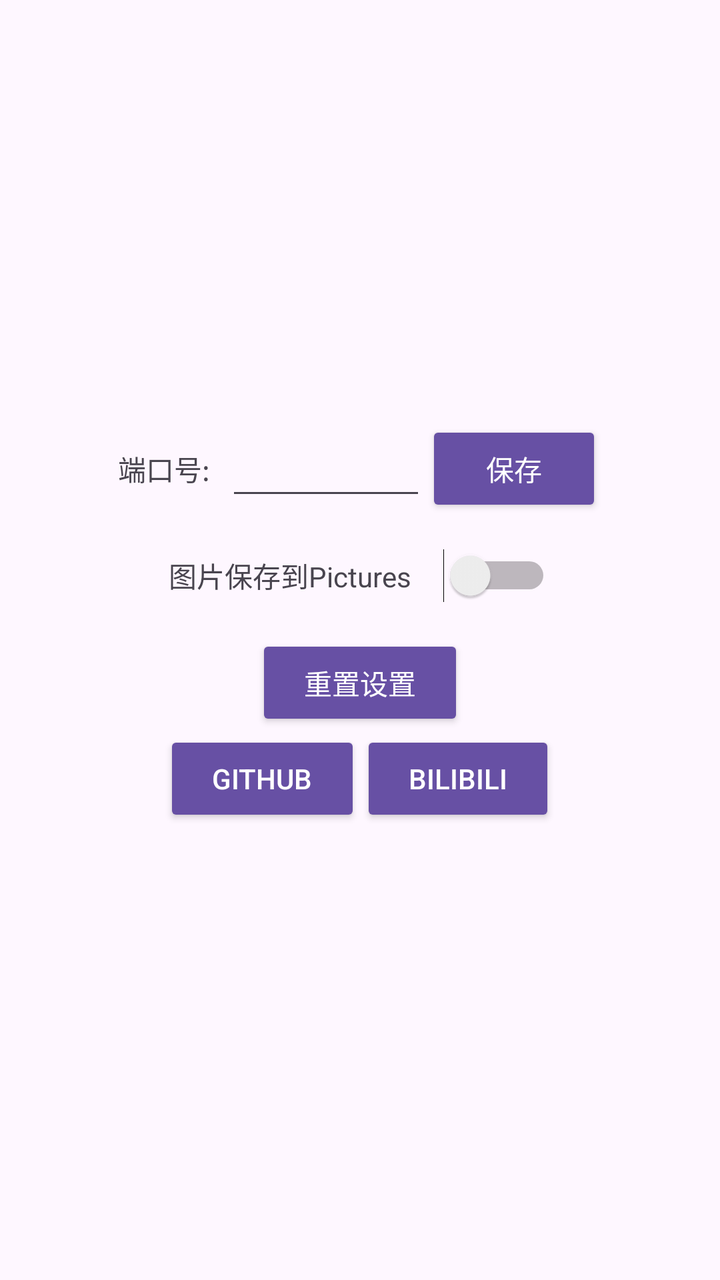
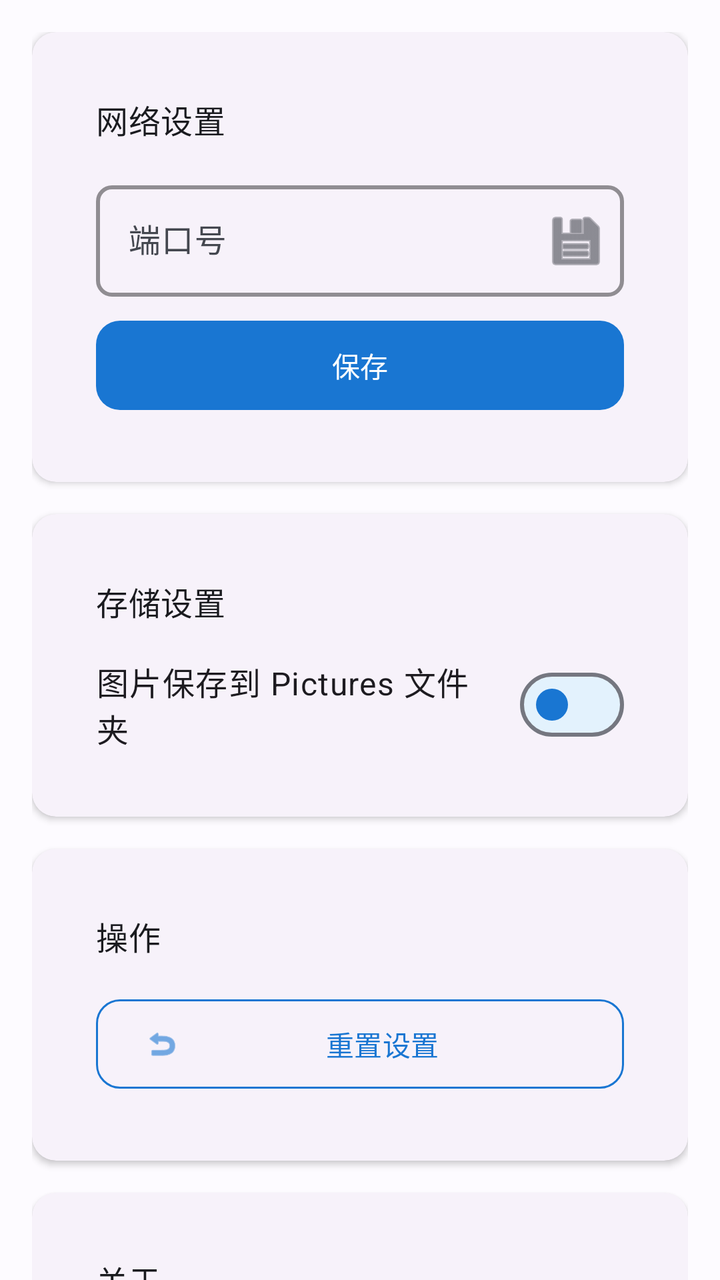

Screens rendered from an Android XML layout before and after an edit, with the pre-edit source and the edit as a unified diff.
<!-- AndroidManifest.xml: application theme Theme.LocalDrop -->
<!-- res/layout/activity_setting.xml -->
<?xml version="1.0" encoding="utf-8"?>
<LinearLayout
    xmlns:android="http://schemas.android.com/apk/res/android"
    xmlns:app="http://schemas.android.com/apk/res-auto"
    android:layout_width="match_parent"
    android:layout_height="match_parent"
    android:orientation="vertical"
    android:gravity="center"
    android:padding="16dp">
    <LinearLayout
        android:layout_width="match_parent"
        android:layout_height="wrap_content"
        android:orientation="horizontal"
        android:gravity="center"
        android:layout_marginBottom="16dp">

        <TextView
            android:layout_width="wrap_content"
            android:layout_height="wrap_content"
            android:text="端口号:"
            android:layout_marginEnd="8dp"/>

        <EditText
            android:id="@+id/et_port"
            android:layout_width="100dp"
            android:layout_height="wrap_content"
            android:inputType="number"
            android:maxLength="5"/>
        
        <Button
            android:id="@+id/btn_save_port"
            android:layout_width="wrap_content"
            android:layout_height="wrap_content"
            android:text="保存"

            style="@style/Widget.AppCompat.Button.Colored"/>
    </LinearLayout>
    <LinearLayout
        android:layout_width="match_parent"
        android:layout_height="wrap_content"
        android:orientation="horizontal"
        android:gravity="center"
        android:layout_marginBottom="16dp">
        <TextView
            android:layout_width="wrap_content"
            android:layout_height="wrap_content"
            android:text="图片保存到Pictures"
            android:layout_marginEnd="8dp"/>
        <Switch
            android:id="@+id/switch_save_to_pictures"
            android:layout_width="wrap_content"
            android:layout_height="wrap_content"
            android:layout_marginStart="8dp"
            />
    </LinearLayout>
    <Button
        android:id="@+id/btn_resetToDefault"
        android:layout_width="wrap_content"
        android:layout_height="wrap_content"
        android:text="重置设置"
        style="@style/Widget.AppCompat.Button.Colored"/>
    <LinearLayout
        android:layout_width="match_parent"
        android:layout_height="wrap_content"
        android:orientation="horizontal"
        android:gravity="center"
        android:layout_marginBottom="16dp">
    
    <Button
        android:id="@+id/btn_github"
        android:layout_width="wrap_content"
        android:layout_height="wrap_content"
        android:text="GitHub"
        style="@style/Widget.AppCompat.Button.Colored"/>

    
    <Button
        android:id="@+id/btn_bilibili"
        android:layout_width="wrap_content"
        android:layout_height="wrap_content"
        android:text="Bilibili"
        style="@style/Widget.AppCompat.Button.Colored"/>
    </LinearLayout>

</LinearLayout>
<!-- resources referenced by this layout -->
<resources>
  <style name="Base.Theme.LocalDrop" parent="Theme.Material3.DayNight.NoActionBar">
          
          
      </style>
  <!-- unchanged entries left out for length: 1 -->
</resources>

<!-- the commit's change to res/layout/activity_setting.xml (unified diff, before → after) -->
@@ -1,85 +1,200 @@
 <?xml version="1.0" encoding="utf-8"?>
-<LinearLayout
-    xmlns:android="http://schemas.android.com/apk/res/android"
+<androidx.core.widget.NestedScrollView xmlns:android="http://schemas.android.com/apk/res/android"
     xmlns:app="http://schemas.android.com/apk/res-auto"
+    xmlns:tools="http://schemas.android.com/tools"
     android:layout_width="match_parent"
     android:layout_height="match_parent"
-    android:orientation="vertical"
-    android:gravity="center"
-    android:padding="16dp">
+    android:fillViewport="true"
+    android:background="?android:attr/colorBackground">
+
     <LinearLayout
         android:layout_width="match_parent"
         android:layout_height="wrap_content"
-        android:orientation="horizontal"
-        android:gravity="center"
-        android:layout_marginBottom="16dp">
-
-        <TextView
-            android:layout_width="wrap_content"
-            android:layout_height="wrap_content"
-            android:text="端口号:"
-            android:layout_marginEnd="8dp"/>
-
-        <EditText
-            android:id="@+id/et_port"
-            android:layout_width="100dp"
-            android:layout_height="wrap_content"
-            android:inputType="number"
-            android:maxLength="5"/>
-        
-        <Button
-            android:id="@+id/btn_save_port"
-            android:layout_width="wrap_content"
-            android:layout_height="wrap_content"
-            android:text="保存"
-
-            style="@style/Widget.AppCompat.Button.Colored"/>
+        android:orientation="vertical"
+        android:padding="@dimen/spacing_md">
+
+        
+        <com.google.android.material.card.MaterialCardView
+            android:layout_width="match_parent"
+            android:layout_height="wrap_content"
+            android:layout_marginBottom="@dimen/spacing_md"
+            style="@style/Widget.LocalDrop.CardView.Elevated">
+
+            <LinearLayout
+                android:layout_width="match_parent"
+                android:layout_height="wrap_content"
+                android:orientation="vertical"
+                android:padding="@dimen/spacing_md">
+
+                <TextView
+                    android:layout_width="wrap_content"
+                    android:layout_height="wrap_content"
+                    android:text="网络设置"
+                    android:textAppearance="?attr/textAppearanceTitleMedium"
+                    android:textColor="?attr/colorOnSurface"
+                    android:layout_marginBottom="@dimen/spacing_md"
+                    tools:ignore="HardcodedText" />
+
+                
+                <com.google.android.material.textfield.TextInputLayout
+                    android:id="@+id/tilPort"
+                    style="@style/Widget.LocalDrop.TextInputLayout"
+                    android:layout_width="match_parent"
+                    android:layout_height="wrap_content"
+                    android:hint="端口号"
+                    app:endIconDrawable="@android:drawable/ic_menu_save"
+                    app:endIconMode="custom"
+                    tools:ignore="HardcodedText">
+
+                    <com.google.android.material.textfield.TextInputEditText
+                        android:id="@+id/et_port"
+                        android:layout_width="match_parent"
+                        android:layout_height="wrap_content"
+                        android:inputType="number"
+                        android:maxLength="5" />
+                </com.google.android.material.textfield.TextInputLayout>
+
+                <com.google.android.material.button.MaterialButton
+                    android:id="@+id/btn_save_port"
+                    style="@style/Widget.LocalDrop.Button"
+                    android:layout_width="match_parent"
+                    android:layout_height="wrap_content"
+                    android:layout_marginTop="@dimen/spacing_sm"
+                    android:text="保存"
+                    tools:ignore="HardcodedText" />
+            </LinearLayout>
+        </com.google.android.material.card.MaterialCardView>
+
+        
+        <com.google.android.material.card.MaterialCardView
+            android:layout_width="match_parent"
+            android:layout_height="wrap_content"
+            android:layout_marginBottom="@dimen/spacing_md"
+            style="@style/Widget.LocalDrop.CardView.Elevated">
+
+            <LinearLayout
+                android:layout_width="match_parent"
+                android:layout_height="wrap_content"
+                android:orientation="vertical"
+                android:padding="@dimen/spacing_md">
+
+                <TextView
+                    android:layout_width="wrap_content"
+                    android:layout_height="wrap_content"
+                    android:text="存储设置"
+                    android:textAppearance="?attr/textAppearanceTitleMedium"
+                    android:textColor="?attr/colorOnSurface"
+                    android:layout_marginBottom="@dimen/spacing_md"
+                    tools:ignore="HardcodedText" />
+
+                
+                <com.google.android.material.materialswitch.MaterialSwitch
+                    android:id="@+id/switch_save_to_pictures"
+                    style="@style/Widget.LocalDrop.Switch"
+                    android:layout_width="match_parent"
+                    android:layout_height="wrap_content"
+                    android:text="图片保存到 Pictures 文件夹"
+                    android:textAppearance="?attr/textAppearanceBodyLarge"
+                    tools:ignore="HardcodedText" />
+            </LinearLayout>
+        </com.google.android.material.card.MaterialCardView>
+
+        
+        <com.google.android.material.card.MaterialCardView
+            android:layout_width="match_parent"
+            android:layout_height="wrap_content"
+            android:layout_marginBottom="@dimen/spacing_md"
+            style="@style/Widget.LocalDrop.CardView.Elevated">
+
+            <LinearLayout
+                android:layout_width="match_parent"
+                android:layout_height="wrap_content"
+                android:orientation="vertical"
+                android:padding="@dimen/spacing_md">
+
+                <TextView
+                    android:layout_width="wrap_content"
+                    android:layout_height="wrap_content"
+                    android:text="操作"
+                    android:textAppearance="?attr/textAppearanceTitleMedium"
+                    android:textColor="?attr/colorOnSurface"
+                    android:layout_marginBottom="@dimen/spacing_md"
+                    tools:ignore="HardcodedText" />
+
+                <com.google.android.material.button.MaterialButton
+                    android:id="@+id/btn_resetToDefault"
+                    style="@style/Widget.LocalDrop.Button.OutlinedButton"
+                    android:layout_width="match_parent"
+                    android:layout_height="wrap_content"
+                    android:text="重置设置"
+                    app:icon="@android:drawable/ic_menu_revert"
+                    tools:ignore="HardcodedText" />
+            </LinearLayout>
+        </com.google.android.material.card.MaterialCardView>
+
+        
+        <com.google.android.material.card.MaterialCardView
+            android:layout_width="match_parent"
+            android:layout_height="wrap_content"
+            style="@style/Widget.LocalDrop.CardView.Elevated">
+
+            <LinearLayout
+                android:layout_width="match_parent"
+                android:layout_height="wrap_content"
+                android:orientation="vertical"
+                android:padding="@dimen/spacing_md">
+
+                <TextView
+                    android:layout_width="wrap_content"
+                    android:layout_height="wrap_content"
+                    android:text="关于"
+                    android:textAppearance="?attr/textAppearanceTitleMedium"
+                    android:textColor="?attr/colorOnSurface"
+                    android:layout_marginBottom="@dimen/spacing_md"
+                    tools:ignore="HardcodedText" />
+
+                <LinearLayout
+                    android:layout_width="match_parent"
+                    android:layout_height="wrap_content"
+                    android:orientation="horizontal"
+                    android:gravity="center">
+
+                    <com.google.android.material.button.MaterialButton
+                        android:id="@+id/btn_github"
+                        style="@style/Widget.LocalDrop.Button.OutlinedButton"
+                        android:layout_width="0dp"
+                        android:layout_height="wrap_content"
+                        android:layout_weight="1"
+                        android:layout_marginEnd="@dimen/spacing_sm"
+                        android:text="GitHub"
+                        app:icon="@android:drawable/ic_menu_info_details"
+                        tools:ignore="HardcodedText" />
+
+                    <com.google.android.material.button.MaterialButton
+                        android:id="@+id/btn_bilibili"
+                        style="@style/Widget.LocalDrop.Button.OutlinedButton"
+                        android:layout_width="0dp"
+                        android:layout_height="wrap_content"
+                        android:layout_weight="1"
+                        android:layout_marginStart="@dimen/spacing_sm"
+                        android:text="Bilibili"
+                        app:icon="@android:drawable/ic_menu_info_details"
+                        tools:ignore="HardcodedText" />
+                </LinearLayout>
+
+                
+                <TextView
+                    android:id="@+id/tvVersion"
+                    android:layout_width="wrap_content"
+                    android:layout_height="wrap_content"
+                    android:layout_marginTop="@dimen/spacing_lg"
+                    android:layout_gravity="center"
+                    android:text="LocalDrop v1.3"
+                    android:textAppearance="?attr/textAppearanceBodySmall"
+                    android:textColor="?attr/colorOnSurfaceVariant"
+                    tools:ignore="HardcodedText" />
+            </LinearLayout>
+        </com.google.android.material.card.MaterialCardView>
+
     </LinearLayout>
-    <LinearLayout
-        android:layout_width="match_parent"
-        android:layout_height="wrap_content"
-        android:orientation="horizontal"
-        android:gravity="center"
-        android:layout_marginBottom="16dp">
-        <TextView
-            android:layout_width="wrap_content"
-            android:layout_height="wrap_content"
-            android:text="图片保存到Pictures"
-            android:layout_marginEnd="8dp"/>
-        <Switch
-            android:id="@+id/switch_save_to_pictures"
-            android:layout_width="wrap_content"
-            android:layout_height="wrap_content"
-            android:layout_marginStart="8dp"
-            />
-    </LinearLayout>
-    <Button
-        android:id="@+id/btn_resetToDefault"
-        android:layout_width="wrap_content"
-        android:layout_height="wrap_content"
-        android:text="重置设置"
-        style="@style/Widget.AppCompat.Button.Colored"/>
-    <LinearLayout
-        android:layout_width="match_parent"
-        android:layout_height="wrap_content"
-        android:orientation="horizontal"
-        android:gravity="center"
-        android:layout_marginBottom="16dp">
-    
-    <Button
-        android:id="@+id/btn_github"
-        android:layout_width="wrap_content"
-        android:layout_height="wrap_content"
-        android:text="GitHub"
-        style="@style/Widget.AppCompat.Button.Colored"/>
-
-    
-    <Button
-        android:id="@+id/btn_bilibili"
-        android:layout_width="wrap_content"
-        android:layout_height="wrap_content"
-        android:text="Bilibili"
-        style="@style/Widget.AppCompat.Button.Colored"/>
-    </LinearLayout>
-
-</LinearLayout>
+</androidx.core.widget.NestedScrollView>
<!-- resource entries referenced after the edit -->
@@ -1,9 +1,137 @@
 <!-- resources referenced by this layout -->
 <resources>
+  <dimen name="spacing_lg">24dp</dimen>
+  <dimen name="spacing_md">16dp</dimen>
+  <dimen name="spacing_sm">8dp</dimen>
+  <style name="Widget.LocalDrop.Button" parent="Widget.Material3.Button">
+          <item name="android:minHeight">@dimen/button_height_min</item>
+          <item name="android:paddingStart">@dimen/button_padding_horizontal</item>
+          <item name="android:paddingEnd">@dimen/button_padding_horizontal</item>
+          <item name="android:paddingTop">@dimen/button_padding_vertical</item>
+          <item name="android:paddingBottom">@dimen/button_padding_vertical</item>
+          <item name="cornerRadius">@dimen/corner_radius_md</item>
+          <item name="backgroundTint">?attr/colorPrimary</item>
+          <item name="android:textColor">?attr/colorOnPrimary</item>
+          <item name="textAllCaps">false</item>
+      </style>
+  <style name="Widget.LocalDrop.Button.OutlinedButton" parent="Widget.Material3.Button.OutlinedButton">
+          <item name="android:minHeight">@dimen/button_height_min</item>
+          <item name="android:paddingStart">@dimen/button_padding_horizontal</item>
+          <item name="android:paddingEnd">@dimen/button_padding_horizontal</item>
+          <item name="android:paddingTop">@dimen/button_padding_vertical</item>
+          <item name="android:paddingBottom">@dimen/button_padding_vertical</item>
+          <item name="cornerRadius">@dimen/corner_radius_md</item>
+          <item name="strokeColor">?attr/colorPrimary</item>
+          <item name="android:textColor">?attr/colorPrimary</item>
+          <item name="textAllCaps">false</item>
+      </style>
+  <style name="Widget.LocalDrop.CardView.Elevated" parent="Widget.Material3.CardView.Elevated">
+          <item name="cardElevation">@dimen/card_elevation_md</item>
+          <item name="cardCornerRadius">@dimen/corner_radius_md</item>
+          <item name="contentPaddingLeft">@dimen/card_padding_horizontal</item>
+          <item name="contentPaddingTop">@dimen/card_padding_vertical</item>
+          <item name="contentPaddingRight">@dimen/card_padding_horizontal</item>
+          <item name="contentPaddingBottom">@dimen/card_padding_vertical</item>
+      </style>
+  <style name="Widget.LocalDrop.Switch" parent="Widget.Material3.CompoundButton.MaterialSwitch">
+          <item name="trackTint">?attr/colorPrimaryContainer</item>
+          <item name="thumbTint">?attr/colorPrimary</item>
+      </style>
+  <style name="Widget.LocalDrop.TextInputLayout" parent="Widget.Material3.TextInputLayout.OutlinedBox">
+          <item name="boxStrokeColor">?attr/colorPrimary</item>
+          <item name="boxStrokeWidth">2dp</item>
+          <item name="boxCornerRadiusTopStart">@dimen/corner_radius_sm</item>
+          <item name="boxCornerRadiusTopEnd">@dimen/corner_radius_sm</item>
+          <item name="boxCornerRadiusBottomStart">@dimen/corner_radius_sm</item>
+          <item name="boxCornerRadiusBottomEnd">@dimen/corner_radius_sm</item>
+          <item name="hintTextColor">?attr/colorPrimary</item>
+          <item name="android:textColorHint">?attr/colorOnSurfaceVariant</item>
+      </style>
+  <dimen name="button_height_min">48dp</dimen>
+  <dimen name="button_padding_horizontal">24dp</dimen>
+  <dimen name="button_padding_vertical">12dp</dimen>
+  <dimen name="corner_radius_md">12dp</dimen>
+  <dimen name="card_elevation_md">2dp</dimen>
+  <dimen name="card_padding_horizontal">16dp</dimen>
+  <dimen name="card_padding_vertical">16dp</dimen>
+  <dimen name="corner_radius_sm">8dp</dimen>
   <style name="Base.Theme.LocalDrop" parent="Theme.Material3.DayNight.NoActionBar">
           
+          <item name="colorPrimary">@color/md_theme_light_primary</item>
+          <item name="colorOnPrimary">@color/md_theme_light_onPrimary</item>
+          <item name="colorPrimaryContainer">@color/md_theme_light_primaryContainer</item>
+          <item name="colorOnPrimaryContainer">@color/md_theme_light_onPrimaryContainer</item>
+  
           
+          <item name="colorSecondary">@color/md_theme_light_secondary</item>
+          <item name="colorOnSecondary">@color/md_theme_light_onSecondary</item>
+          <item name="colorSecondaryContainer">@color/md_theme_light_secondaryContainer</item>
+          <item name="colorOnSecondaryContainer">@color/md_theme_light_onSecondaryContainer</item>
+  
+          
+          <item name="colorTertiary">@color/md_theme_light_tertiary</item>
+          <item name="colorOnTertiary">@color/md_theme_light_onTertiary</item>
+          <item name="colorTertiaryContainer">@color/md_theme_light_tertiaryContainer</item>
+          <item name="colorOnTertiaryContainer">@color/md_theme_light_onTertiaryContainer</item>
+  
+          
+          <item name="android:colorBackground">@color/md_theme_light_background</item>
+          <item name="colorOnBackground">@color/md_theme_light_onBackground</item>
+  
+          
+          <item name="colorSurface">@color/md_theme_light_surface</item>
+          <item name="colorOnSurface">@color/md_theme_light_onSurface</item>
+          <item name="colorSurfaceVariant">@color/md_theme_light_surfaceVariant</item>
+          <item name="colorOnSurfaceVariant">@color/md_theme_light_onSurfaceVariant</item>
+          <item name="colorOutline">@color/md_theme_light_outline</item>
+  
+          
+          <item name="colorError">@color/md_theme_light_error</item>
+          <item name="colorOnError">@color/md_theme_light_onError</item>
+          <item name="colorErrorContainer">@color/md_theme_light_errorContainer</item>
+          <item name="colorOnErrorContainer">@color/md_theme_light_onErrorContainer</item>
+  
+          
+          <item name="shapeAppearanceSmallComponent">@style/ShapeAppearance.LocalDrop.SmallComponent</item>
+          <item name="shapeAppearanceMediumComponent">@style/ShapeAppearance.LocalDrop.MediumComponent</item>
+          <item name="shapeAppearanceLargeComponent">@style/ShapeAppearance.LocalDrop.LargeComponent</item>
       </style>
+  <color name="md_theme_light_primary">#1976D2</color>
+  <color name="md_theme_light_onPrimary">#FFFFFF</color>
+  <color name="md_theme_light_primaryContainer">#E3F2FD</color>
+  <color name="md_theme_light_onPrimaryContainer">#0D47A1</color>
+  <color name="md_theme_light_secondary">#03A9F4</color>
+  <color name="md_theme_light_onSecondary">#FFFFFF</color>
+  <color name="md_theme_light_secondaryContainer">#E1F5FE</color>
+  <color name="md_theme_light_onSecondaryContainer">#001F29</color>
+  <color name="md_theme_light_tertiary">#00BCD4</color>
+  <color name="md_theme_light_onTertiary">#FFFFFF</color>
+  <color name="md_theme_light_tertiaryContainer">#B2EBF2</color>
+  <color name="md_theme_light_onTertiaryContainer">#001F24</color>
+  <color name="md_theme_light_background">#FDFBFF</color>
+  <color name="md_theme_light_onBackground">#1A1B1F</color>
+  <color name="md_theme_light_surface">#FDFBFF</color>
+  <color name="md_theme_light_onSurface">#1A1B1F</color>
+  <color name="md_theme_light_surfaceVariant">#E1E2EC</color>
+  <color name="md_theme_light_onSurfaceVariant">#44474F</color>
+  <color name="md_theme_light_outline">#757780</color>
+  <color name="md_theme_light_error">#BA1A1A</color>
+  <color name="md_theme_light_onError">#FFFFFF</color>
+  <color name="md_theme_light_errorContainer">#FFDAD6</color>
+  <color name="md_theme_light_onErrorContainer">#410002</color>
+  <style name="ShapeAppearance.LocalDrop.SmallComponent" parent="ShapeAppearance.Material3.SmallComponent">
+          <item name="cornerFamily">rounded</item>
+          <item name="cornerSize">@dimen/corner_radius_sm</item>
+      </style>
+  <style name="ShapeAppearance.LocalDrop.MediumComponent" parent="ShapeAppearance.Material3.MediumComponent">
+          <item name="cornerFamily">rounded</item>
+          <item name="cornerSize">@dimen/corner_radius_md</item>
+      </style>
+  <style name="ShapeAppearance.LocalDrop.LargeComponent" parent="ShapeAppearance.Material3.LargeComponent">
+          <item name="cornerFamily">rounded</item>
+          <item name="cornerSize">@dimen/corner_radius_lg</item>
+      </style>
+  <dimen name="corner_radius_lg">16dp</dimen>
   <!-- unchanged entries left out for length: 1 -->
 </resources>
 
